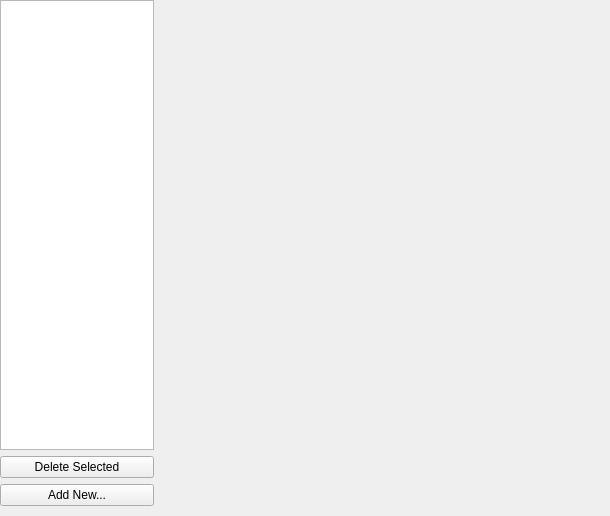
The window that options/sshserveroptionswidget.ui (PonyEdit/PonyEdit) describes before a commit, drawn with Qt 5.
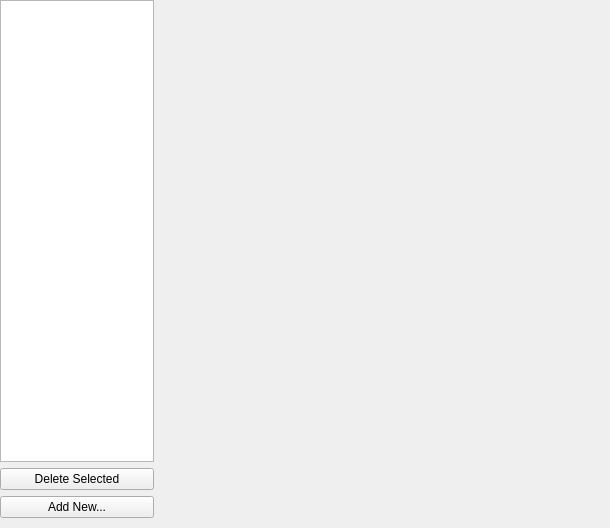
The same window after the commit.

```diff
--- a/options/sshserveroptionswidget.ui
+++ b/options/sshserveroptionswidget.ui
@@ -7,7 +7,7 @@
     <x>0</x>
     <y>0</y>
     <width>610</width>
-    <height>450</height>
+    <height>528</height>
    </rect>
   </property>
   <property name="windowTitle">
@@ -26,7 +26,7 @@
    <property name="bottomMargin">
     <number>10</number>
    </property>
-   <item row="0" column="0">
+   <item row="0" column="0" rowspan="3">
     <widget class="QListWidget" name="serversList"/>
    </item>
    <item row="0" column="2">
@@ -34,30 +34,39 @@
      <property name="minimumSize">
       <size>
        <width>450</width>
-       <height>450</height>
+       <height>370</height>
+      </size>
+     </property>
+     <property name="maximumSize">
+      <size>
+       <width>16777215</width>
+       <height>370</height>
       </size>
      </property>
      <layout class="QGridLayout" name="gridLayout">
+      <property name="verticalSpacing">
+       <number>0</number>
+      </property>
       <property name="margin">
        <number>0</number>
       </property>
      </layout>
     </widget>
    </item>
-   <item row="1" column="0">
-    <widget class="QPushButton" name="deleteButton">
-     <property name="text">
-      <string>Delete Selected</string>
-     </property>
-    </widget>
-   </item>
-   <item row="2" column="0">
+   <item row="4" column="0">
     <widget class="QPushButton" name="addNewButton">
      <property name="text">
       <string>Add New...</string>
      </property>
     </widget>
    </item>
+   <item row="3" column="0">
+    <widget class="QPushButton" name="deleteButton">
+     <property name="text">
+      <string>Delete Selected</string>
+     </property>
+    </widget>
+   </item>
   </layout>
  </widget>
  <resources/>
```
